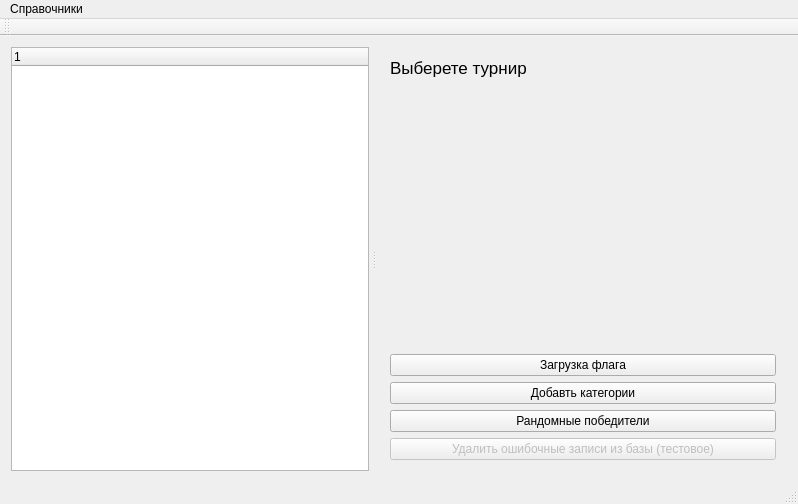
The window that TournamentManager/mainwindow.ui (BarsukAlexey/xelarogi) describes before a commit, drawn with Qt 5.
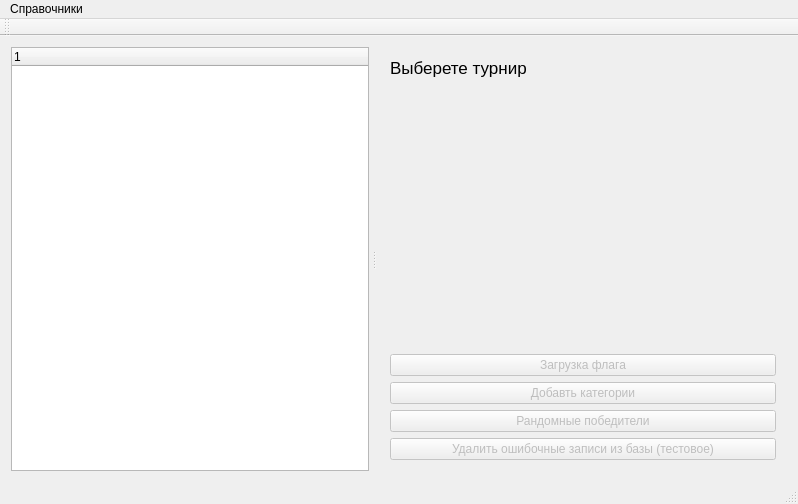
The same window after the commit.

Diff of the .ui file:
```diff
--- a/TournamentManager/mainwindow.ui
+++ b/TournamentManager/mainwindow.ui
@@ -121,6 +121,9 @@
            </item>
            <item>
             <widget class="QPushButton" name="pushButton_3">
+             <property name="enabled">
+              <bool>false</bool>
+             </property>
              <property name="text">
               <string>Загрузка флага</string>
              </property>
@@ -129,7 +132,7 @@
            <item>
             <widget class="QPushButton" name="pushButton">
              <property name="enabled">
-              <bool>true</bool>
+              <bool>false</bool>
              </property>
              <property name="text">
               <string>Добавть категории</string>
@@ -139,7 +142,7 @@
            <item>
             <widget class="QPushButton" name="pushButton_2">
              <property name="enabled">
-              <bool>true</bool>
+              <bool>false</bool>
              </property>
              <property name="text">
               <string>Рандомные победители</string>
```
Left out of the diff: 9 changed lines with no effect on the pictures.
